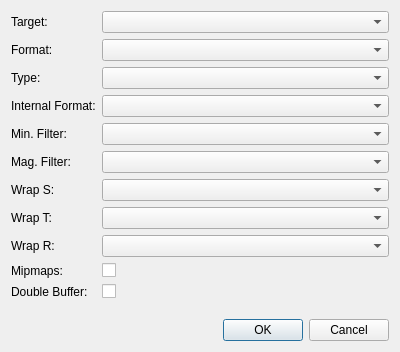
bigfug/Fugio, file plugins/OpenGL/texturenodeform.ui: the form before one commit.
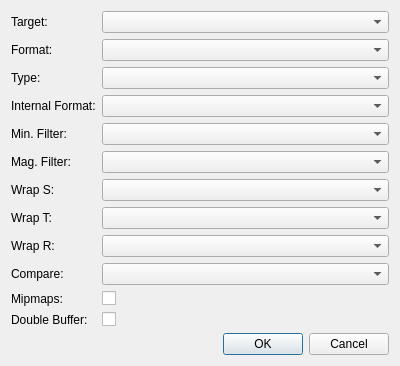
The form after the commit.

Commit message: Added texture compare

The edit to the form file:
```diff
--- a/plugins/OpenGL/texturenodeform.ui
+++ b/plugins/OpenGL/texturenodeform.ui
@@ -106,30 +106,40 @@
      <item row="8" column="1">
       <widget class="QComboBox" name="mWrapR"/>
      </item>
-     <item row="9" column="0">
+     <item row="10" column="0">
       <widget class="QLabel" name="mipmapsLabel">
        <property name="text">
         <string>Mipmaps:</string>
        </property>
       </widget>
      </item>
-     <item row="9" column="1">
+     <item row="10" column="1">
       <widget class="QCheckBox" name="mMipMaps"/>
      </item>
-     <item row="10" column="0">
+     <item row="11" column="0">
       <widget class="QLabel" name="mDoubleBufferLabel">
        <property name="text">
         <string>Double Buffer:</string>
        </property>
       </widget>
      </item>
-     <item row="10" column="1">
+     <item row="11" column="1">
       <widget class="QCheckBox" name="mDoubleBuffer">
        <property name="text">
         <string/>
        </property>
       </widget>
      </item>
+     <item row="9" column="0">
+      <widget class="QLabel" name="label_5">
+       <property name="text">
+        <string>Compare:</string>
+       </property>
+      </widget>
+     </item>
+     <item row="9" column="1">
+      <widget class="QComboBox" name="mCompare"/>
+     </item>
     </layout>
    </item>
    <item>
```
The commit also changes 10 other files.
